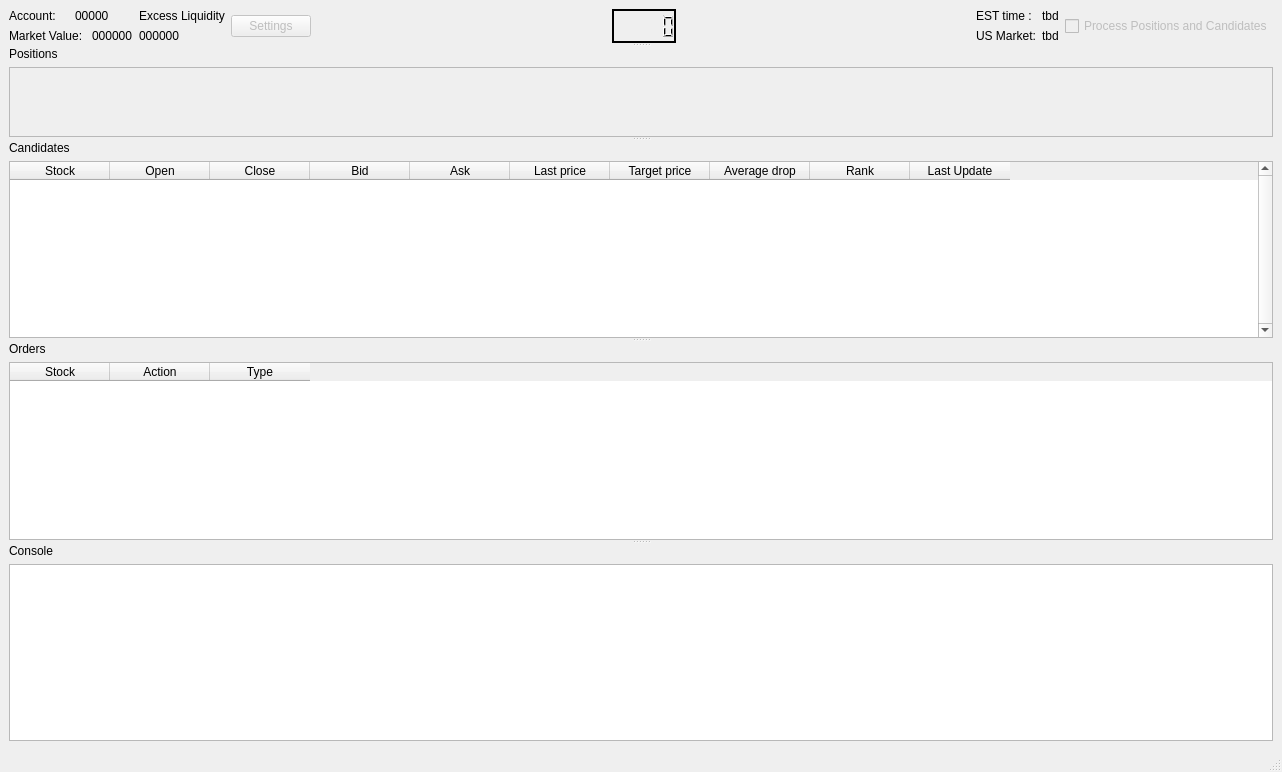
This is UI/MainWindow.ui in colaisr/algotrader as Qt 5 draws it before an edit. The edited form follows.
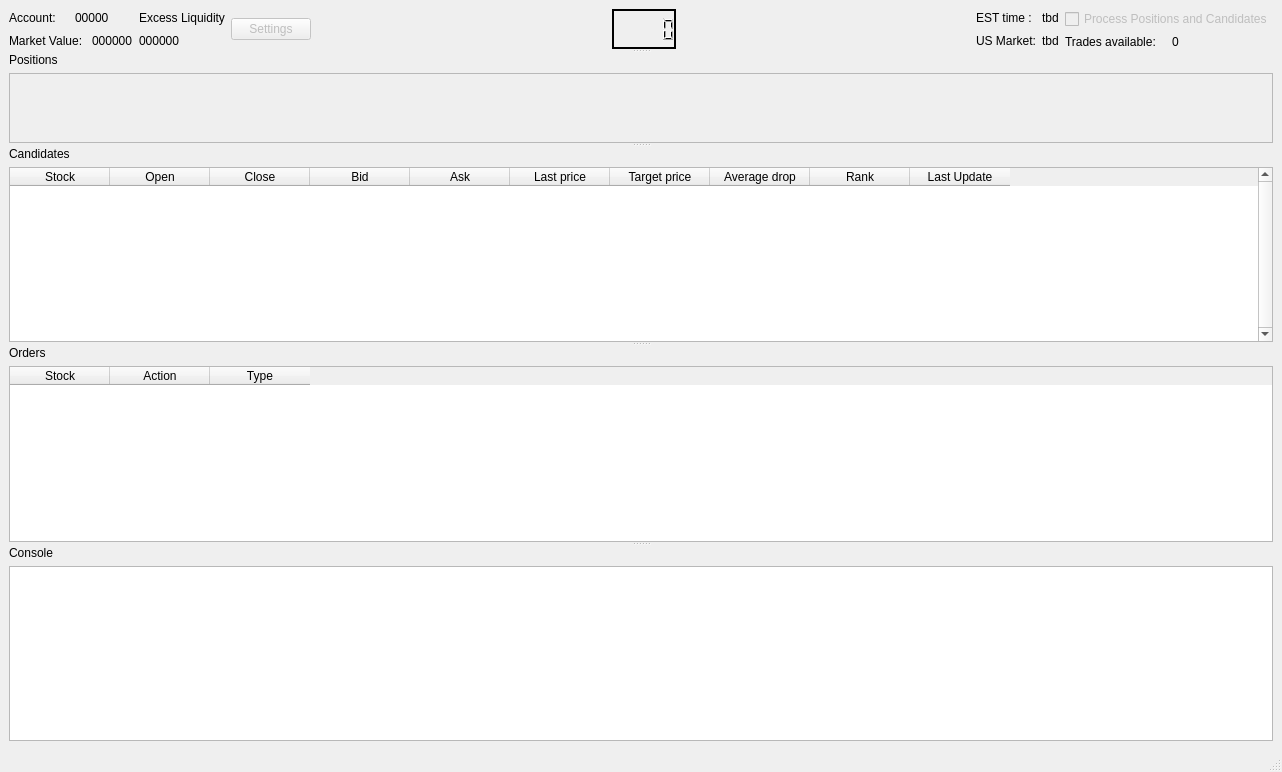
This is the edited form.

Commit message: available trades logic added

```diff
--- a/UI/MainWindow.ui
+++ b/UI/MainWindow.ui
@@ -179,6 +179,8 @@
          </layout>
         </item>
         <item>
+         <layout class="QVBoxLayout" name="verticalLayout_3">
+          <item>
          <widget class="QCheckBox" name="chbxProcess">
           <property name="enabled">
            <bool>false</bool>
@@ -187,6 +189,26 @@
            <string>Process Positions and Candidates</string>
           </property>
          </widget>
+          </item>
+          <item>
+           <layout class="QHBoxLayout" name="horizontalLayout_2">
+            <item>
+             <widget class="QLabel" name="label_3">
+              <property name="text">
+               <string>Trades available: </string>
+              </property>
+             </widget>
+            </item>
+            <item>
+             <widget class="QLabel" name="lblAvailTrades">
+              <property name="text">
+               <string>0</string>
+              </property>
+             </widget>
+            </item>
+           </layout>
+          </item>
+         </layout>
         </item>
        </layout>
       </widget>
```
Left out of the diff: 2 changed lines with no effect on the pictures. Lines whose indentation alone changed are shown as unchanged. The commit also changes 6 other files.
